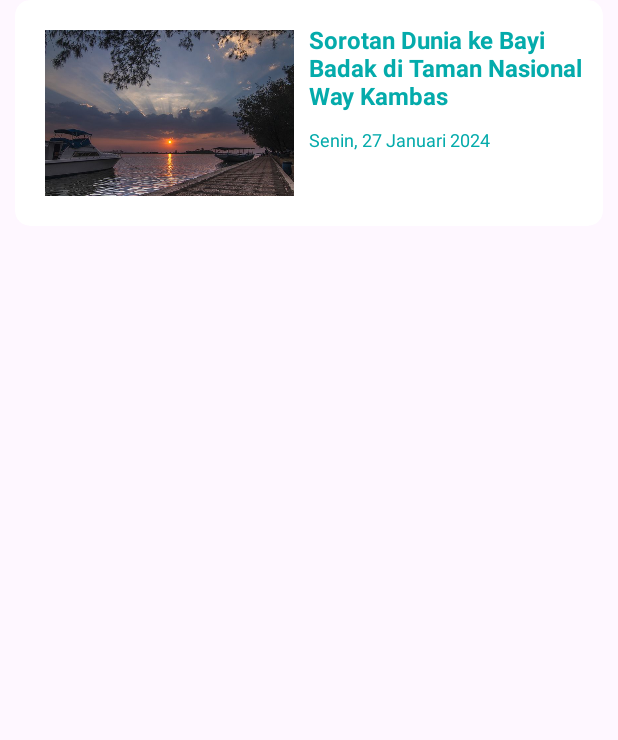
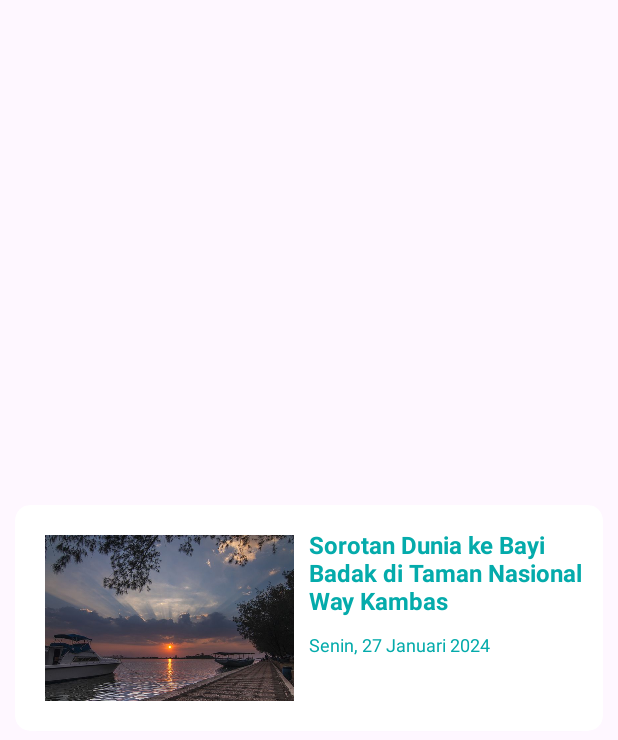
Before and after one commit to bedhoel05/Lampung-Explore, an Android app: the layout list_informasi.xml on its own in the app's theme, with its tools: preview values and no code run, on a phone screen of 412 x 824 dp. Shown: the top 740 px of the screen. Run offline under Robolectric (Android 15) with nearby library versions, the phone set to English and light mode, and no system bars.

Commit message:
Perbaikan layout list informasi

```diff
--- a/app/src/main/res/layout/list_informasi.xml
+++ b/app/src/main/res/layout/list_informasi.xml
@@ -1,6 +1,7 @@
 <?xml version="1.0" encoding="utf-8"?>
 <androidx.constraintlayout.widget.ConstraintLayout xmlns:android="http://schemas.android.com/apk/res/android"
     xmlns:app="http://schemas.android.com/apk/res-auto"
+    xmlns:tools="http://schemas.android.com/tools"
     android:layout_width="match_parent"
     android:layout_height="match_parent">
 
@@ -10,6 +11,10 @@
         android:layout_height="wrap_content"
         android:layout_margin="10dp"
         app:cardCornerRadius="10dp"
+        app:layout_constraintBottom_toBottomOf="parent"
+        app:layout_constraintEnd_toEndOf="parent"
+        app:layout_constraintStart_toStartOf="parent"
+        app:layout_constraintTop_toTopOf="parent"
         app:layout_editor_absoluteX="10dp"
         app:layout_editor_absoluteY="10dp">
 
```
